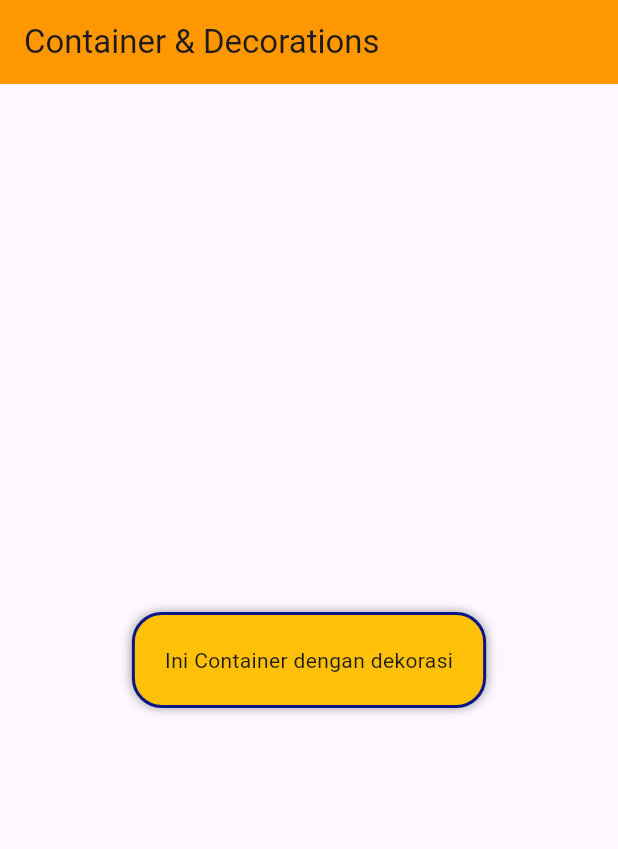
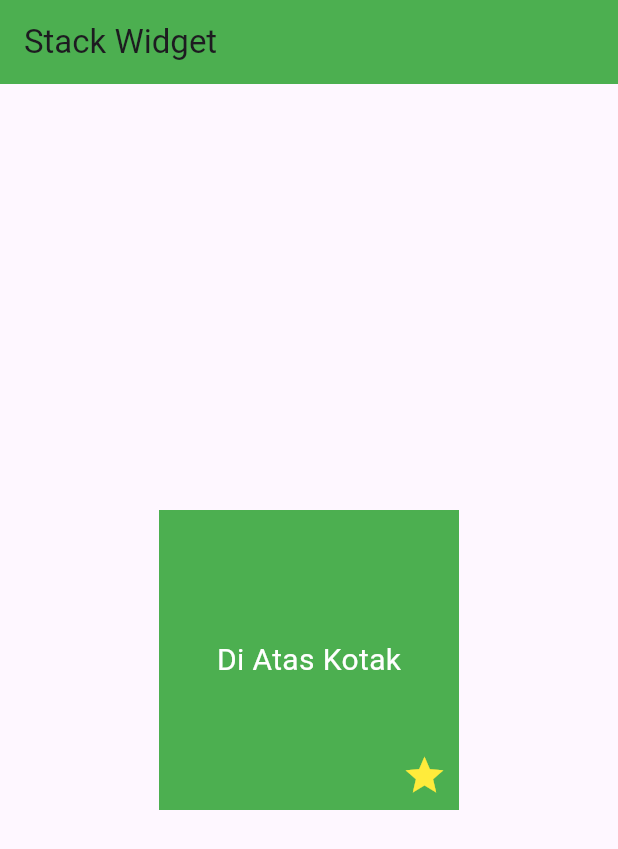
Before and after one commit to fatihfaritshi/Project-Mobile-Programming-Lanjut, a Flutter app: the screen it shows after launch, on a phone screen of 412 x 824 dp. Shown: the top 849 px of the screen. Run offline on Flutter 3.47's test engine with Material 3 defaults, Android fonts, the phone set to English and light mode, and no system bars.

Commit message:
JS 6: Styling Widget

```diff
--- a/styling_widget/lib/main.dart
+++ b/styling_widget/lib/main.dart
@@ -10,31 +10,39 @@ class MyApp extends StatelessWidget {
   @override
   Widget build(BuildContext context) {
     return MaterialApp(
-      title: 'Container Decorations Demo',
+      title: 'Stack Widget Demo',
       home: Scaffold(
         appBar: AppBar(
-          title: const Text('Container & Decorations'),
-          backgroundColor: Colors.orange,
+          title: const Text('Stack Widget'),
+          backgroundColor: Colors.green,
         ),
         body: Center(
-          child: Container(
-            margin: const EdgeInsets.all(20),
-            padding: const EdgeInsets.all(20),
-            decoration: BoxDecoration(
-              color: Colors.amber,
-              borderRadius: BorderRadius.circular(20), // TUGAS TAMBAHAN
-              border: Border.all(                      // TUGAS TAMBAHAN
-                color: const Color.fromARGB(255, 10, 21, 137),
-                width: 2,
+          child: Stack(
+            alignment: Alignment.center,
+            children: [
+              Container(
+                width: 200,
+                height: 200,
+                color: Colors.green,
               ),
-              boxShadow: [
-                const BoxShadow(
-                  color: Colors.grey,
-                  blurRadius: 5,
+              const Text(
+                'Di Atas Kotak',
+                style: TextStyle(
+                  color: Colors.white,
+                  fontSize: 20,
                 ),
-              ],
-            ),
-            child: const Text('Ini Container dengan dekorasi'),
+              ),
+              // TUGAS TAMBAHAN
+              const Positioned(
+                bottom: 8,
+                right: 8,
+                child: Icon(
+                  Icons.star,
+                  color: Colors.yellow,
+                  size: 30,
+                ),
+              ),
+            ],
           ),
         ),
       ),
```
